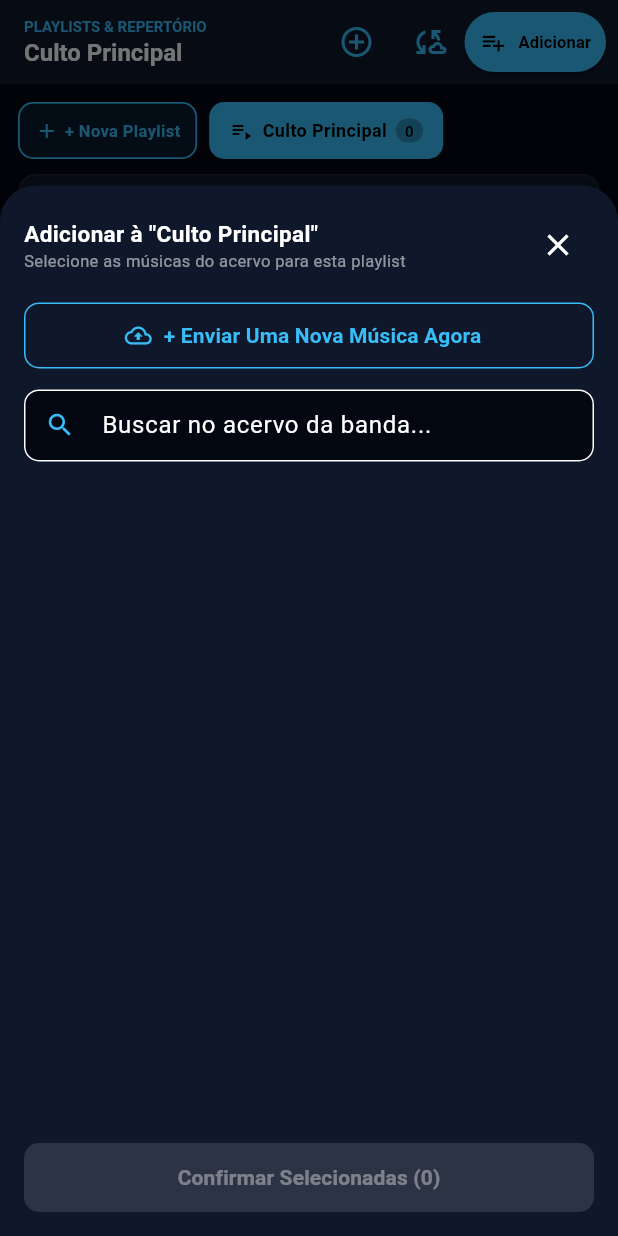
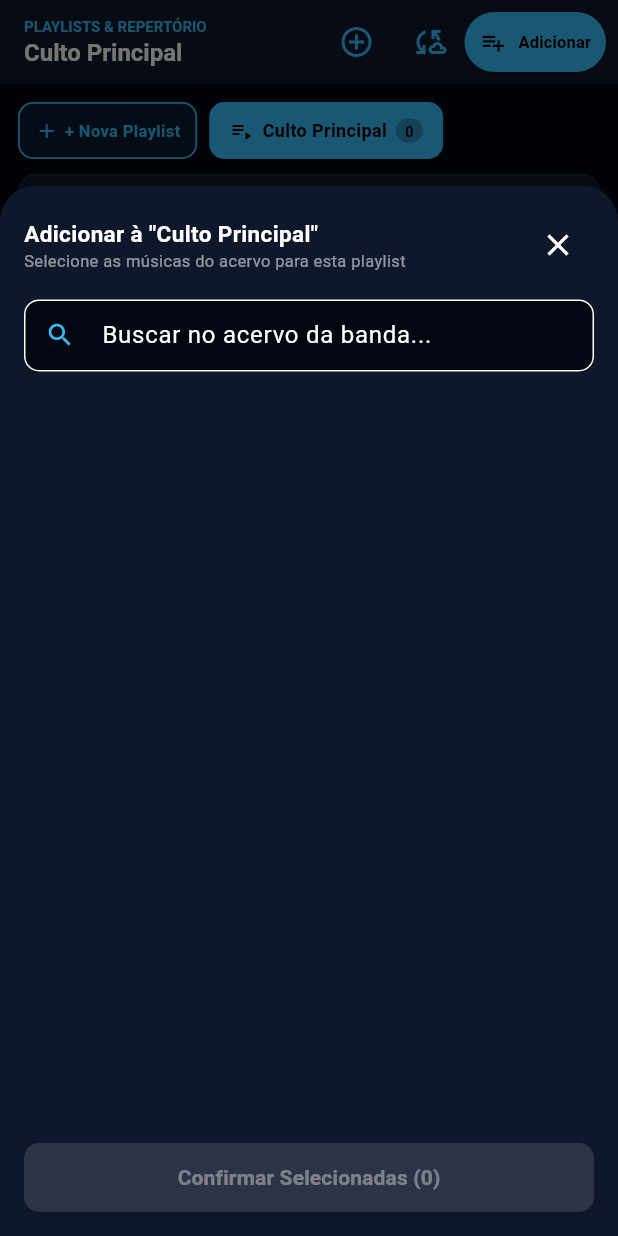
Before and after one commit to chronus07/realtrack, a Flutter app: the screen it shows after launch, after a tap on "Incluir Músicas Nesta Playlist", on a phone screen of 412 x 824 dp. Run offline on Flutter 3.47's test engine with Material 3 defaults, Android fonts, the phone set to English and light mode, and no system bars; our stand-ins replace file_picker, supabase_flutter, wakelock_plus; missing offline and left inert: flutter_soloud; accounts and stored records are empty; network calls fail.

Commit message:
feat: reorder tabs to Playlist, Player, Cifras, Acervo and restrict upload to Acervo (v1.0.23+24)

```diff
--- a/lib/main.dart
+++ b/lib/main.dart
@@ -109,19 +109,26 @@ class _MainNavigationShellState extends State<MainNavigationShell> with WidgetsB
   Widget build(BuildContext context) {
     final screens = [
       SetlistScreen(
-        onOpenMixer: () => _switchTab(2),
-        onNavigateToUpload: () => _switchTab(4),
-      ),
-      LibraryScreen(
-        onOpenMixer: () => _switchTab(2),
-        onNavigateToUpload: () => _switchTab(4),
+        onOpenMixer: () => _switchTab(1),
       ),
       const MixerScreen(),
       ChordsScreen(
-        onOpenMixer: () => _switchTab(2),
+        onOpenMixer: () => _switchTab(1),
       ),
-      UploadScreen(
-        onSongSaved: () => _switchTab(1), // Ao salvar, vai direto para a aba de Acervo
+      LibraryScreen(
+        onOpenMixer: () => _switchTab(1),
+        onNavigateToUpload: () {
+          Navigator.of(context).push(
+            MaterialPageRoute(
+              builder: (context) => UploadScreen(
+                onSongSaved: () {
+                  Navigator.of(context).pop();
+                  context.read<AudioEngine>().syncFromCloudSilently();
+                },
+              ),
+            ),
+          );
+        },
       ),
     ];
 
@@ -147,23 +154,19 @@ class _MainNavigationShellState extends State<MainNavigationShell> with WidgetsB
           items: const [
             BottomNavigationBarItem(
               icon: Icon(Icons.playlist_play),
-              label: 'Playlists',
-            ),
-            BottomNavigationBarItem(
-              icon: Icon(Icons.library_music_outlined),
-              label: 'Acervo',
+              label: 'Playlist',
             ),
             BottomNavigationBarItem(
               icon: Icon(Icons.tune),
-              label: 'Mixer Palco',
+              label: 'Player',
             ),
             BottomNavigationBarItem(
               icon: Icon(Icons.music_note),
               label: 'Cifras',
             ),
             BottomNavigationBarItem(
-              icon: Icon(Icons.cloud_upload_outlined),
-              label: 'Nova Música',
+              icon: Icon(Icons.library_music_outlined),
+              label: 'Acervo',
             ),
           ],
         ),
--- a/lib/screens/mixer_screen.dart
+++ b/lib/screens/mixer_screen.dart
@@ -22,7 +22,7 @@ class MixerScreen extends StatelessWidget {
     if (song == null) {
       return Scaffold(
         appBar: AppBar(
-          title: const Text('Mixer de Palco', style: TextStyle(fontSize: 16, fontWeight: FontWeight.bold)),
+          title: const Text('Player', style: TextStyle(fontSize: 16, fontWeight: FontWeight.bold)),
         ),
         body: Center(
           child: Padding(
@@ -42,7 +42,7 @@ class MixerScreen extends StatelessWidget {
                 ),
                 const SizedBox(height: 16),
                 const Text(
-                  'Nenhuma música carregada no mixer',
+                  'Nenhuma música carregada no player',
                   style: TextStyle(fontSize: 15, fontWeight: FontWeight.bold, color: Colors.white),
                   textAlign: TextAlign.center,
                 ),
--- a/lib/screens/setlist_screen.dart
+++ b/lib/screens/setlist_screen.dart
@@ -11,12 +11,10 @@ import '../theme/app_theme.dart';
 
 class SetlistScreen extends StatefulWidget {
   final VoidCallback onOpenMixer;
-  final VoidCallback onNavigateToUpload;
 
   const SetlistScreen({
     super.key,
     required this.onOpenMixer,
-    required this.onNavigateToUpload,
   });
 
   @override
@@ -398,9 +396,7 @@ class _SetlistScreenState extends State<SetlistScreen> {
       context: context,
       isScrollControlled: true,
       backgroundColor: Colors.transparent,
-      builder: (ctx) => _AddSongsBottomSheet(
-        onNavigateToUpload: widget.onNavigateToUpload,
-      ),
+      builder: (ctx) => const _AddSongsBottomSheet(),
     );
   }
 
@@ -1077,14 +1073,10 @@ class _SetlistScreenState extends State<SetlistScreen> {
 }
 
 // ==========================================
-// MODAL BOTTOM SHEET: SELECIONAR DO ACERVO OU SUBIR NOVA
+// MODAL BOTTOM SHEET: SELECIONAR DO ACERVO
 // ==========================================
 class _AddSongsBottomSheet extends StatefulWidget {
-  final VoidCallback onNavigateToUpload;
-
-  const _AddSongsBottomSheet({
-    required this.onNavigateToUpload,
-  });
+  const _AddSongsBottomSheet();
 
   @override
   State<_AddSongsBottomSheet> createState() => _AddSongsBottomSheetState();
@@ -1131,22 +1123,6 @@ class _AddSongsBottomSheetState extends State<_AddSongsBottomSheet> {
                 onPressed: () => Navigator.pop(context),
               ),
             ],
-          ),
-          const SizedBox(height: 12),
-
-          // Botão para Cadastrar Nova Música
-          OutlinedButton.icon(
-            onPressed: () {
-              Navigator.pop(context);
-              widget.onNavigateToUpload();
-            },
-            icon: const Icon(Icons.cloud_upload_outlined, size: 18, color: AppTheme.primary),
-            label: const Text('+ Enviar Uma Nova Música Agora', style: TextStyle(color: AppTheme.primary, fontWeight: FontWeight.bold)),
-            style: OutlinedButton.styleFrom(
-              side: const BorderSide(color: AppTheme.primary),
-              minimumSize: const Size(double.infinity, 44),
-              shape: RoundedRectangleBorder(borderRadius: BorderRadius.circular(10)),
-            ),
           ),
           const SizedBox(height: 12),
 
--- a/pubspec.yaml
+++ b/pubspec.yaml
@@ -1,7 +1,7 @@
 name: realtracks
 description: "RealTracks - Disparador de Multitracks e Gestor de Repertório para Bandas"
 publish_to: "none"
-version: 1.0.22+23
+version: 1.0.23+24
 
 environment:
   sdk: ">=3.0.0 <4.0.0"
```
